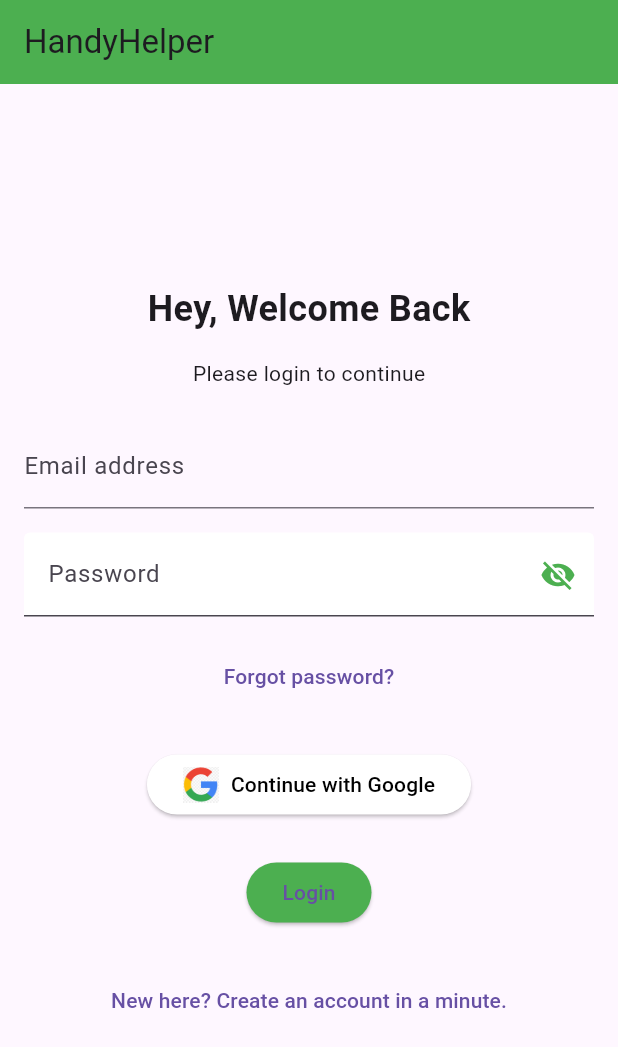
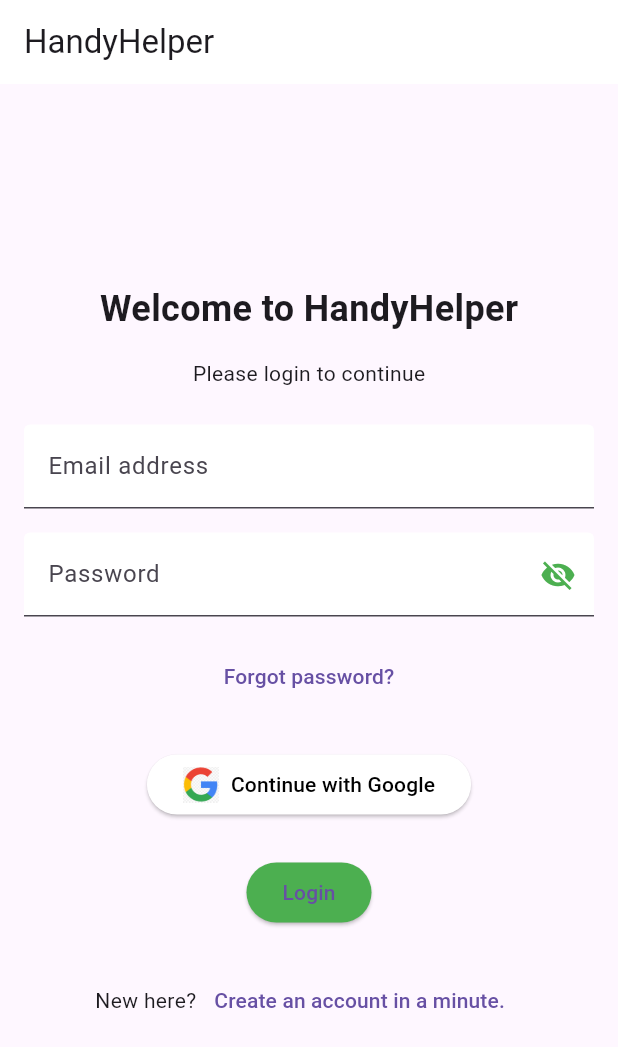
Before and after one commit to ST60002CEM/batch32b-ChewanRai1, a Flutter app: the screen it shows after launch, on a phone screen of 412 x 824 dp. Shown: the top 1047 px of the screen. Run offline on Flutter 3.47's test engine with Material 3 defaults, Android fonts, the phone set to English and light mode, and no system bars.

Commit message:
font change in splash, design changed in sign up and login

```diff
--- a/lib/screen/login_screen.dart
+++ b/lib/screen/login_screen.dart
@@ -5,7 +5,9 @@ import 'package:flutter/material.dart';
 class LoginPage extends StatefulWidget {
   // final String name;
 
-  const LoginPage({super.key,});
+  const LoginPage({
+    super.key,
+  });
 
   @override
   _LoginPageState createState() => _LoginPageState();
@@ -22,7 +24,7 @@ class _LoginPageState extends State<LoginPage> {
     return Scaffold(
       appBar: AppBar(
         title: const Text('HandyHelper'),
-        backgroundColor: Colors.green,
+        backgroundColor: Colors.white,
       ),
       body: Padding(
         padding: const EdgeInsets.all(16.0),
@@ -32,7 +34,7 @@ class _LoginPageState extends State<LoginPage> {
             mainAxisAlignment: MainAxisAlignment.center,
             children: [
               const Text(
-                'Hey, Welcome Back',
+                'Welcome to HandyHelper',
                 style: TextStyle(fontSize: 24.0, fontWeight: FontWeight.bold),
               ),
               const SizedBox(height: 16.0),
@@ -41,6 +43,8 @@ class _LoginPageState extends State<LoginPage> {
               TextFormField(
                 decoration: const InputDecoration(
                   labelText: 'Email address',
+                  filled: true,
+                  fillColor: Colors.white,
                 ),
                 validator: (value) {
                   if (value!.isEmpty) {
@@ -132,16 +136,16 @@ class _LoginPageState extends State<LoginPage> {
                 child: const Text('Login'),
               ),
               const SizedBox(height: 24.0),
-              TextButton(
-                onPressed: () {
-                  Navigator.push(
-                    context,
-                    MaterialPageRoute(builder: (context) => SignUpPage()),
-                  );
-                  // Navigate to sign-up page
-                },
-                child: const Text('New here? Create an account in a minute.'),
-              ),
+              Row(mainAxisAlignment: MainAxisAlignment.center, children: [
+                Text('New here?'),
+                TextButton(
+                  child: Text('Create an account in a minute.'),
+                  onPressed: () {
+                    Navigator.push(context,
+                        MaterialPageRoute(builder: (context) => SignUpPage()));
+                  },
+                )
+              ])
             ],
           ),
         ),
--- a/lib/screen/register_screen.dart
+++ b/lib/screen/register_screen.dart
@@ -14,7 +14,7 @@ class _SignUpPageState extends State<SignUpPage> {
     return Scaffold(
       appBar: AppBar(
         title: Text('HandyHelper'),
-        backgroundColor: Colors.green,
+        backgroundColor: Colors.white,
       ),
       body: SingleChildScrollView(
         padding: EdgeInsets.all(20.0),
```
Also changed, not shown: lib/screen/splash_screen.dart (+9 -1 lines).
